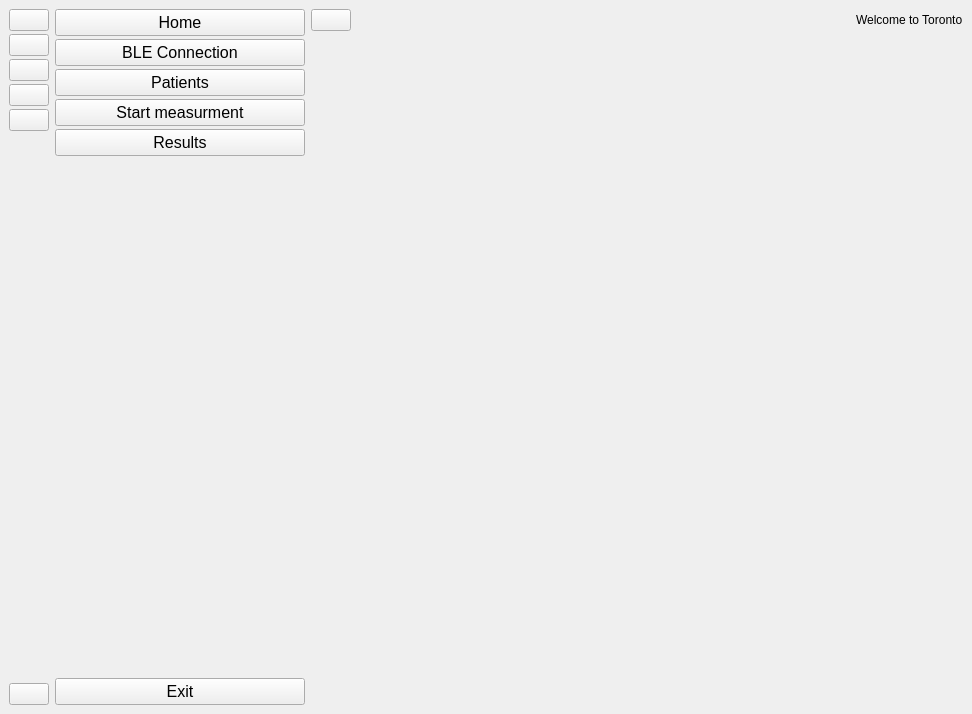
Before: the Qt Designer form package/main_app/gui.ui in ljengic/BLE_desktop_application, drawn with Qt 5.
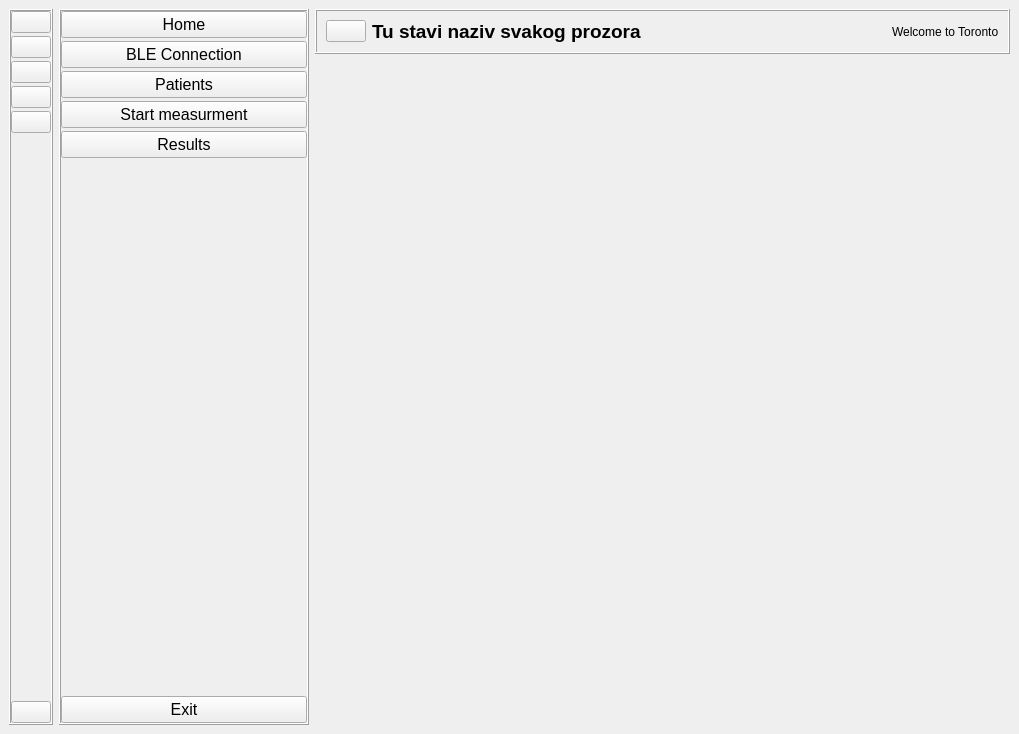
After: the same form once the commit is applied. Icons and pictures are not drawn.

Commit message: add label for main screen

Diff of the .ui file:
```diff
--- a/package/main_app/gui.ui
+++ b/package/main_app/gui.ui
@@ -6,8 +6,8 @@
    <rect>
     <x>0</x>
     <y>0</y>
-    <width>972</width>
-    <height>714</height>
+    <width>1019</width>
+    <height>734</height>
    </rect>
   </property>
   <property name="windowTitle">
@@ -15,11 +15,11 @@
   </property>
   <widget class="QWidget" name="centralwidget">
    <layout class="QGridLayout" name="gridLayout">
-    <item row="0" column="0">
-     <widget class="QWidget" name="menu_icons_only" native="true">
-      <layout class="QVBoxLayout" name="verticalLayout_2">
+    <item row="0" column="2">
+     <widget class="QWidget" name="main_screen" native="true">
+      <layout class="QVBoxLayout" name="verticalLayout_5">
        <property name="spacing">
-        <number>3</number>
+        <number>7</number>
        </property>
        <property name="leftMargin">
         <number>0</number>
@@ -34,160 +34,91 @@
         <number>0</number>
        </property>
        <item>
-        <layout class="QVBoxLayout" name="verticalLayout">
-         <property name="spacing">
-          <number>3</number>
+        <widget class="QFrame" name="status_bar">
+         <property name="frameShape">
+          <enum>QFrame::Box</enum>
          </property>
-         <item>
-          <widget class="QPushButton" name="btn_home_1">
-           <property name="text">
-            <string/>
-           </property>
-           <property name="icon">
-            <iconset resource="../../images/resources.qrc">
-             <normaloff>:/icons/icons/icons8-home-100.png</normaloff>:/icons/icons/icons8-home-100.png</iconset>
-           </property>
-           <property name="iconSize">
-            <size>
-             <width>50</width>
-             <height>50</height>
-            </size>
-           </property>
-           <property name="checkable">
-            <bool>true</bool>
-           </property>
-           <property name="autoExclusive">
-            <bool>true</bool>
-           </property>
-          </widget>
-         </item>
-         <item>
-          <widget class="QPushButton" name="btn_ble_1">
-           <property name="text">
-            <string/>
-           </property>
-           <property name="icon">
-            <iconset resource="../../images/resources.qrc">
-             <normaloff>:/icons/icons/icons8-bluetooth-100.png</normaloff>:/icons/icons/icons8-bluetooth-100.png</iconset>
-           </property>
-           <property name="iconSize">
-            <size>
-             <width>50</width>
-             <height>50</height>
-            </size>
-           </property>
-           <property name="checkable">
-            <bool>true</bool>
-           </property>
-           <property name="autoExclusive">
-            <bool>true</bool>
-           </property>
-          </widget>
-         </item>
-         <item>
-          <widget class="QPushButton" name="btn_patient_1">
-           <property name="text">
-            <string/>
-           </property>
-           <property name="icon">
-            <iconset resource="../../images/resources.qrc">
-             <normaloff>:/icons/icons/icons8-human-100.png</normaloff>:/icons/icons/icons8-human-100.png</iconset>
-           </property>
-           <property name="iconSize">
-            <size>
-             <width>50</width>
-             <height>50</height>
-            </size>
-           </property>
-           <property name="checkable">
-            <bool>true</bool>
-           </property>
-           <property name="autoExclusive">
-            <bool>true</bool>
-           </property>
-          </widget>
-         </item>
-         <item>
-          <widget class="QPushButton" name="btn_start_1">
-           <property name="text">
-            <string/>
-           </property>
-           <property name="icon">
-            <iconset resource="../../images/resources.qrc">
-             <normaloff>:/icons/icons/icons8-start-100.png</normaloff>:/icons/icons/icons8-start-100.png</iconset>
-           </property>
-           <property name="iconSize">
-            <size>
-             <width>50</width>
-             <height>50</height>
-            </size>
-           </property>
-           <property name="checkable">
-            <bool>true</bool>
-           </property>
-           <property name="autoExclusive">
-            <bool>true</bool>
-           </property>
-          </widget>
-         </item>
-         <item>
-          <widget class="QPushButton" name="btn_results_1">
-           <property name="text">
-            <string/>
-           </property>
-           <property name="icon">
-            <iconset resource="../../images/resources.qrc">
-             <normaloff>:/icons/icons/icons8-result-100.png</normaloff>:/icons/icons/icons8-result-100.png</iconset>
-           </property>
-           <property name="iconSize">
-            <size>
-             <width>50</width>
-             <height>50</height>
-            </size>
-           </property>
-           <property name="checkable">
-            <bool>true</bool>
-           </property>
-           <property name="autoExclusive">
-            <bool>true</bool>
-           </property>
-          </widget>
-         </item>
-        </layout>
-       </item>
-       <item>
-        <spacer name="verticalSpacer">
-         <property name="orientation">
-          <enum>Qt::Vertical</enum>
+         <property name="frameShadow">
+          <enum>QFrame::Raised</enum>
          </property>
-         <property name="sizeHint" stdset="0">
-          <size>
-           <width>20</width>
-           <height>513</height>
-          </size>
+         <property name="lineWidth">
+          <number>1</number>
          </property>
-        </spacer>
+         <layout class="QHBoxLayout" name="horizontalLayout">
+          <item>
+           <widget class="QPushButton" name="btn_menu">
+            <property name="text">
+             <string/>
+            </property>
+            <property name="icon">
+             <iconset resource="../../images/resources.qrc">
+              <normaloff>:/icons/icons/icons8-menu-100.png</normaloff>:/icons/icons/icons8-menu-100.png</iconset>
+            </property>
+            <property name="iconSize">
+             <size>
+              <width>25</width>
+              <height>25</height>
+             </size>
+            </property>
+            <property name="checkable">
+             <bool>true</bool>
+            </property>
+           </widget>
+          </item>
+          <item>
+           <spacer name="horizontalSpacer_2">
+            <property name="orientation">
+             <enum>Qt::Horizontal</enum>
+            </property>
+            <property name="sizeHint" stdset="0">
+             <size>
+              <width>40</width>
+              <height>20</height>
+             </size>
+            </property>
+           </spacer>
+          </item>
+          <item>
+           <widget class="QLabel" name="label_screen_name">
+            <property name="font">
+             <font>
+              <pointsize>14</pointsize>
+              <weight>75</weight>
+              <bold>true</bold>
+             </font>
+            </property>
+            <property name="text">
+             <string>Tu stavi naziv svakog prozora</string>
+            </property>
+           </widget>
+          </item>
+          <item>
+           <spacer name="horizontalSpacer">
+            <property name="orientation">
+             <enum>Qt::Horizontal</enum>
+            </property>
+            <property name="sizeHint" stdset="0">
+             <size>
+              <width>609</width>
+              <height>20</height>
+             </size>
+            </property>
+           </spacer>
+          </item>
+          <item>
+           <widget class="QLabel" name="label">
+            <property name="text">
+             <string>Welcome to Toronto</string>
+            </property>
+           </widget>
+          </item>
+         </layout>
+        </widget>
        </item>
        <item>
-        <widget class="QPushButton" name="btn_exit_1">
-         <property name="text">
-          <string/>
-         </property>
-         <property name="icon">
-          <iconset resource="../../images/resources.qrc">
-           <normaloff>:/icons/icons/icons8-close-120.png</normaloff>:/icons/icons/icons8-close-120.png</iconset>
-         </property>
-         <property name="iconSize">
-          <size>
-           <width>50</width>
-           <height>50</height>
-          </size>
-         </property>
-         <property name="checkable">
-          <bool>true</bool>
-         </property>
-         <property name="autoExclusive">
-          <bool>true</bool>
+        <widget class="QStackedWidget" name="stackedWidget">
+         <property name="currentIndex">
+          <number>-1</number>
          </property>
         </widget>
        </item>
@@ -195,13 +126,22 @@
      </widget>
     </item>
     <item row="0" column="1">
-     <widget class="QWidget" name="menu_full" native="true">
+     <widget class="QFrame" name="menu_full">
       <property name="minimumSize">
        <size>
         <width>250</width>
         <height>0</height>
        </size>
       </property>
+      <property name="frameShape">
+       <enum>QFrame::Box</enum>
+      </property>
+      <property name="frameShadow">
+       <enum>QFrame::Raised</enum>
+      </property>
+      <property name="lineWidth">
+       <number>1</number>
+      </property>
       <layout class="QVBoxLayout" name="verticalLayout_4">
        <property name="spacing">
         <number>3</number>
@@ -427,11 +367,20 @@
       </layout>
      </widget>
     </item>
-    <item row="0" column="2">
-     <widget class="QWidget" name="main_screen" native="true">
-      <layout class="QVBoxLayout" name="verticalLayout_5">
+    <item row="0" column="0">
+     <widget class="QFrame" name="menu_icons_only">
+      <property name="frameShape">
+       <enum>QFrame::Box</enum>
+      </property>
+      <property name="frameShadow">
+       <enum>QFrame::Raised</enum>
+      </property>
+      <property name="lineWidth">
+       <number>1</number>
+      </property>
+      <layout class="QVBoxLayout" name="verticalLayout_2">
        <property name="spacing">
-        <number>7</number>
+        <number>3</number>
        </property>
        <property name="leftMargin">
         <number>0</number>
@@ -446,70 +395,160 @@
         <number>0</number>
        </property>
        <item>
-        <widget class="QWidget" name="status_bar" native="true">
-         <layout class="QHBoxLayout" name="horizontalLayout">
-          <property name="spacing">
-           <number>3</number>
-          </property>
-          <property name="leftMargin">
-           <number>0</number>
-          </property>
-          <property name="topMargin">
-           <number>0</number>
-          </property>
-          <property name="rightMargin">
-           <number>0</number>
-          </property>
-          <property name="bottomMargin">
-           <number>5</number>
-          </property>
-          <item>
-           <widget class="QPushButton" name="btn_menu">
-            <property name="text">
-             <string/>
-            </property>
-            <property name="icon">
-             <iconset resource="../../images/resources.qrc">
-              <normaloff>:/icons/icons/icons8-menu-100.png</normaloff>:/icons/icons/icons8-menu-100.png</iconset>
-            </property>
-            <property name="iconSize">
-             <size>
-              <width>25</width>
-              <height>25</height>
-             </size>
-            </property>
-            <property name="checkable">
-             <bool>true</bool>
-            </property>
-           </widget>
-          </item>
-          <item>
-           <spacer name="horizontalSpacer">
-            <property name="orientation">
-             <enum>Qt::Horizontal</enum>
-            </property>
-            <property name="sizeHint" stdset="0">
-             <size>
-              <width>609</width>
-              <height>20</height>
-             </size>
-            </property>
-           </spacer>
-          </item>
-          <item>
-           <widget class="QLabel" name="label">
-            <property name="text">
-             <string>Welcome to Toronto</string>
-            </property>
-           </widget>
-          </item>
-         </layout>
-        </widget>
+        <layout class="QVBoxLayout" name="verticalLayout">
+         <property name="spacing">
+          <number>3</number>
+         </property>
+         <item>
+          <widget class="QPushButton" name="btn_home_1">
+           <property name="text">
+            <string/>
+           </property>
+           <property name="icon">
+            <iconset resource="../../images/resources.qrc">
+             <normaloff>:/icons/icons/icons8-home-100.png</normaloff>:/icons/icons/icons8-home-100.png</iconset>
+           </property>
+           <property name="iconSize">
+            <size>
+             <width>50</width>
+             <height>50</height>
+            </size>
+           </property>
+           <property name="checkable">
+            <bool>true</bool>
+           </property>
+           <property name="autoExclusive">
+            <bool>true</bool>
+           </property>
+          </widget>
+         </item>
+         <item>
+          <widget class="QPushButton" name="btn_ble_1">
+           <property name="text">
+            <string/>
+           </property>
+           <property name="icon">
+            <iconset resource="../../images/resources.qrc">
+             <normaloff>:/icons/icons/icons8-bluetooth-100.png</normaloff>:/icons/icons/icons8-bluetooth-100.png</iconset>
+           </property>
+           <property name="iconSize">
+            <size>
+             <width>50</width>
+             <height>50</height>
+            </size>
+           </property>
+           <property name="checkable">
+            <bool>true</bool>
+           </property>
+           <property name="autoExclusive">
+            <bool>true</bool>
+           </property>
+          </widget>
+         </item>
+         <item>
+          <widget class="QPushButton" name="btn_patient_1">
+           <property name="text">
+            <string/>
+           </property>
+           <property name="icon">
+            <iconset resource="../../images/resources.qrc">
+             <normaloff>:/icons/icons/icons8-human-100.png</normaloff>:/icons/icons/icons8-human-100.png</iconset>
+           </property>
+           <property name="iconSize">
+            <size>
+             <width>50</width>
+             <height>50</height>
+            </size>
+           </property>
+           <property name="checkable">
+            <bool>true</bool>
+           </property>
+           <property name="autoExclusive">
+            <bool>true</bool>
+           </property>
+          </widget>
+         </item>
+         <item>
+          <widget class="QPushButton" name="btn_start_1">
+           <property name="text">
+            <string/>
+           </property>
+           <property name="icon">
+            <iconset resource="../../images/resources.qrc">
+             <normaloff>:/icons/icons/icons8-start-100.png</normaloff>:/icons/icons/icons8-start-100.png</iconset>
+           </property>
+           <property name="iconSize">
+            <size>
+             <width>50</width>
+             <height>50</height>
+            </size>
+           </property>
+           <property name="checkable">
+            <bool>true</bool>
+           </property>
+           <property name="autoExclusive">
+            <bool>true</bool>
+           </property>
+          </widget>
+         </item>
+         <item>
+          <widget class="QPushButton" name="btn_results_1">
+           <property name="text">
+            <string/>
+           </property>
+           <property name="icon">
+            <iconset resource="../../images/resources.qrc">
+             <normaloff>:/icons/icons/icons8-result-100.png</normaloff>:/icons/icons/icons8-result-100.png</iconset>
+           </property>
+           <property name="iconSize">
+            <size>
+             <width>50</width>
+             <height>50</height>
+            </size>
+           </property>
+           <property name="checkable">
+            <bool>true</bool>
+           </property>
+           <property name="autoExclusive">
+            <bool>true</bool>
+           </property>
+          </widget>
+         </item>
+        </layout>
        </item>
        <item>
-        <widget class="QStackedWidget" name="stackedWidget">
-         <property name="currentIndex">
-          <number>-1</number>
+        <spacer name="verticalSpacer">
+         <property name="orientation">
+          <enum>Qt::Vertical</enum>
+         </property>
+         <property name="sizeHint" stdset="0">
+          <size>
+           <width>20</width>
+           <height>513</height>
+          </size>
+         </property>
+        </spacer>
+       </item>
+       <item>
+        <widget class="QPushButton" name="btn_exit_1">
+         <property name="text">
+          <string/>
+         </property>
+         <property name="icon">
+          <iconset resource="../../images/resources.qrc">
+           <normaloff>:/icons/icons/icons8-close-120.png</normaloff>:/icons/icons/icons8-close-120.png</iconset>
+         </property>
+         <property name="iconSize">
+          <size>
+           <width>50</width>
+           <height>50</height>
+          </size>
+         </property>
+         <property name="checkable">
+          <bool>true</bool>
+         </property>
+         <property name="autoExclusive">
+          <bool>true</bool>
          </property>
         </widget>
        </item>
```
Left out of the diff: 254 changed lines with no effect on the pictures. The commit also changes 2 other files.
